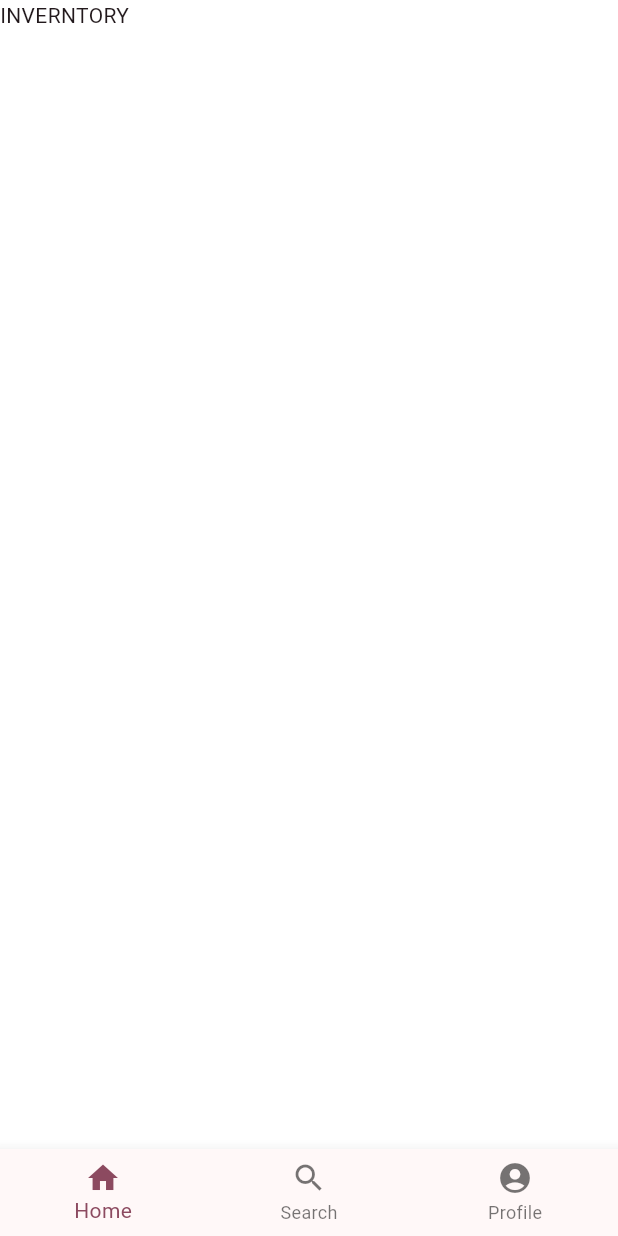
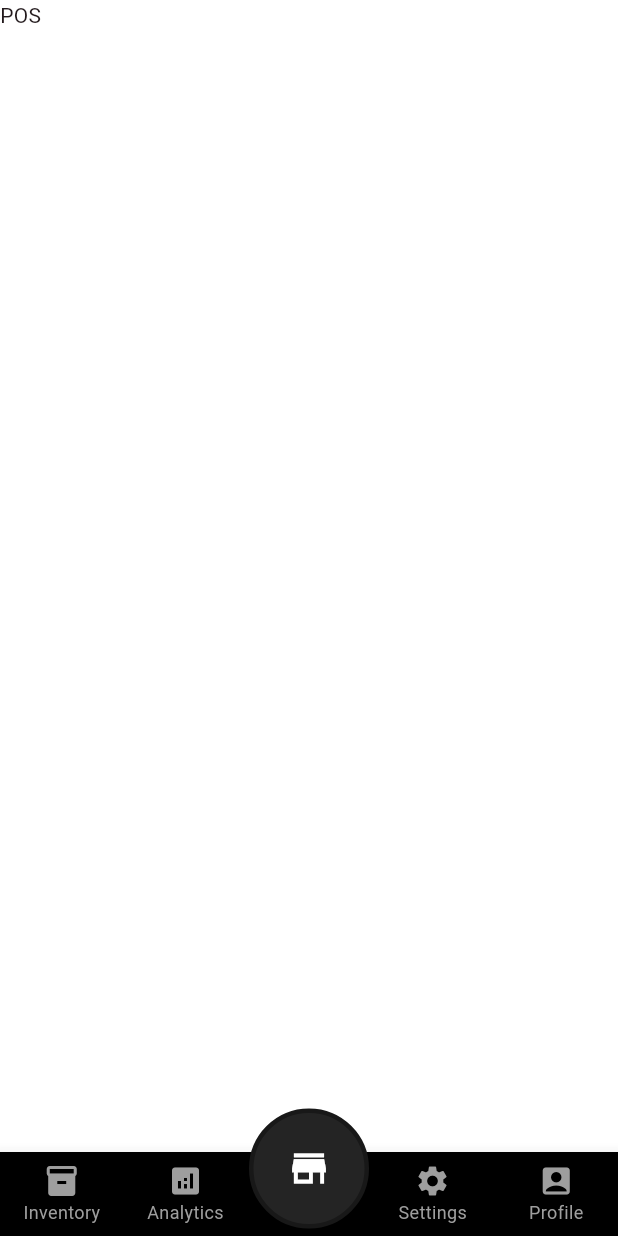
Before and after one commit to junreyalgario/tindahan, a Flutter app: the screen it shows after launch, on a phone screen of 412 x 824 dp. Run offline on Flutter 3.47's test engine with Material 3 defaults, Android fonts, the light colour scheme and no system bars; our stand-ins replace flutter_riverpod.

Commit message:
Added bottom navigation

```diff
--- a/lib/core/constant/app_colors.dart
+++ b/lib/core/constant/app_colors.dart
@@ -3,5 +3,5 @@
 import 'package:flutter/material.dart';
 
 class AppColors {
-  static const Color PAGE_BACKGROUND = Colors.white;
+  static const Color page_background = Colors.white;
 }
--- a/lib/core/widgets/root_page.dart
+++ b/lib/core/widgets/root_page.dart
@@ -1,17 +1,28 @@
 import 'package:flutter/material.dart';
 import 'package:tienda_pos/core/constant/app_colors.dart';
+import 'package:tienda_pos/feature/analytics_report/presentation/pages/analytics_page.dart';
+import 'package:tienda_pos/feature/inventory/presentation/pages/inventory_page.dart';
+import 'package:tienda_pos/feature/pos/presentation/pages/pos_page.dart';
+import 'package:tienda_pos/feature/settings/presentation/pages/settings_page.dart';
+import 'package:tienda_pos/feature/user/presentation/pages/profile_page.dart';
 
 class RootPage extends StatefulWidget {
-  const RootPage({super.key, required this.child});
-
-  final Widget child;
+  const RootPage({super.key});
 
   @override
   State<RootPage> createState() => _RootPageState();
 }
 
 class _RootPageState extends State<RootPage> {
-  int _selectedIndex = 0;
+  int _selectedIndex = 2;
+
+  final List<Widget> _pages = [
+    const InventoryPage(),
+    const AnalyticsPage(),
+    const PosPage(),
+    const SettingsPage(),
+    const ProfilePage(),
+  ];
 
   void _onItemTapped(int index) {
     setState(() {
@@ -22,23 +33,79 @@ class _RootPageState extends State<RootPage> {
   @override
   Widget build(BuildContext context) {
     return Scaffold(
-      backgroundColor: AppColors.PAGE_BACKGROUND,
-      body: SafeArea(child: widget.child),
-      bottomNavigationBar: BottomNavigationBar(
-        currentIndex: _selectedIndex, // Current selected index
-        onTap: _onItemTapped, // Function to call when an item is tapped
+      backgroundColor: AppColors.page_background,
+      body: SafeArea(
+        child: _pages[_selectedIndex],
+      ),
+      bottomNavigationBar: Stack(
+        clipBehavior: Clip.none,
+        children: [
+          BottomNavigationBar(
+            type: BottomNavigationBarType.fixed,
+            backgroundColor: Colors.black,
+            selectedItemColor: Colors.white,
+            unselectedItemColor: Colors.grey,
+            unselectedFontSize: 12,
+            selectedFontSize: 12,
+            currentIndex: _selectedIndex,
+            onTap: _onItemTapped,
             items: const <BottomNavigationBarItem>[
               BottomNavigationBarItem(
-            icon: Icon(Icons.home),
-            label: 'Home',
+                icon: Icon(Icons.inventory),
+                label: 'Inventory',
               ),
               BottomNavigationBarItem(
-            icon: Icon(Icons.search),
-            label: 'Search',
+                icon: Icon(Icons.analytics),
+                label: 'Analytics',
               ),
               BottomNavigationBarItem(
-            icon: Icon(Icons.account_circle),
+                icon: Icon(Icons.store),
+                label: '',
+              ),
+              BottomNavigationBarItem(
+                icon: Icon(Icons.settings),
+                label: 'Settings',
+              ),
+              BottomNavigationBarItem(
+                icon: Icon(Icons.account_box),
                 label: 'Profile',
+              ),
+            ],
+          ),
+          // POS button
+          Positioned(
+            bottom: 5,
+            left: MediaQuery.of(context).size.width * 0.5 - 40,
+            child: Material(
+              color: Colors.transparent,
+              shape: const CircleBorder(),
+              elevation: 0.0,
+              shadowColor: Colors.transparent,
+              child: GestureDetector(
+                onTap: () {
+                  setState(() {
+                    _selectedIndex = 2;
+                  });
+                },
+                child: Container(
+                  width: 80,
+                  height: 80,
+                  decoration: BoxDecoration(
+                    color: const Color.fromARGB(255, 36, 36, 36),
+                    shape: BoxShape.circle,
+                    border: Border.all(
+                      color: const Color.fromARGB(255, 24, 24, 24),
+                      width: 3,
+                    ),
+                  ),
+                  child: const Icon(
+                    Icons.store,
+                    color: Colors.white,
+                    size: 30,
+                  ),
+                ),
+              ),
+            ),
           ),
         ],
       ),
--- a/lib/core/widgets/splash_page.dart
+++ b/lib/core/widgets/splash_page.dart
@@ -2,8 +2,8 @@
 
 import 'package:flutter/material.dart';
 import 'package:tienda_pos/core/constant/app_colors.dart';
+import 'package:tienda_pos/core/widgets/root_page.dart';
 import 'package:tienda_pos/core/widgets/tienda_logo.dart';
-import 'package:tienda_pos/feature/inventory/presentation/pages/inventory_page.dart';
 
 class SplashPage extends StatefulWidget {
   const SplashPage({super.key});
@@ -20,7 +20,7 @@ class _SplashPageState extends State<SplashPage> {
     Future.delayed(const Duration(seconds: 2), () {
       Navigator.pushReplacement(
         context,
-        MaterialPageRoute(builder: (context) => const InventoryPage()),
+        MaterialPageRoute(builder: (context) => const RootPage()),
       );
     });
   }
@@ -28,7 +28,7 @@ class _SplashPageState extends State<SplashPage> {
   @override
   Widget build(BuildContext context) {
     return const Scaffold(
-      backgroundColor: AppColors.PAGE_BACKGROUND,
+      backgroundColor: AppColors.page_background,
       body: SafeArea(
         child: Center(
           child: TiendaLogo(),
--- a/lib/feature/analytics_report/presentation/pages/analytics_page.dart
+++ b/lib/feature/analytics_report/presentation/pages/analytics_page.dart
@@ -1,6 +1,5 @@
 import 'package:flutter/material.dart';
 import 'package:flutter_riverpod/flutter_riverpod.dart';
-import 'package:tienda_pos/core/widgets/root_page.dart';
 
 class AnalyticsPage extends ConsumerStatefulWidget {
   const AnalyticsPage({super.key});
@@ -12,8 +11,10 @@ class AnalyticsPage extends ConsumerStatefulWidget {
 class _AnalyticsPageState extends ConsumerState<AnalyticsPage> {
   @override
   Widget build(BuildContext context) {
-    return RootPage(
-      child: Text('Analytics'),
+    return Column(
+      children: [
+        Text('Analytics'),
+      ],
     );
   }
 }
--- a/lib/feature/inventory/presentation/pages/inventory_page.dart
+++ b/lib/feature/inventory/presentation/pages/inventory_page.dart
@@ -1,6 +1,5 @@
 import 'package:flutter/material.dart';
 import 'package:flutter_riverpod/flutter_riverpod.dart';
-import 'package:tienda_pos/core/widgets/root_page.dart';
 
 class InventoryPage extends ConsumerStatefulWidget {
   const InventoryPage({super.key});
@@ -12,8 +11,10 @@ class InventoryPage extends ConsumerStatefulWidget {
 class _InventoryPageState extends ConsumerState<InventoryPage> {
   @override
   Widget build(BuildContext context) {
-    return RootPage(
-      child: Text('INVERNTORY'),
+    return Column(
+      children: [
+        Text('Inventory'),
+      ],
     );
   }
 }
--- a/lib/feature/pos/presentation/pages/pos_page.dart
+++ b/lib/feature/pos/presentation/pages/pos_page.dart
@@ -1,6 +1,5 @@
 import 'package:flutter/material.dart';
 import 'package:flutter_riverpod/flutter_riverpod.dart';
-import 'package:tienda_pos/core/widgets/root_page.dart';
 
 class PosPage extends ConsumerStatefulWidget {
   const PosPage({super.key});
@@ -12,8 +11,10 @@ class PosPage extends ConsumerStatefulWidget {
 class _PosPageState extends ConsumerState<PosPage> {
   @override
   Widget build(BuildContext context) {
-    return RootPage(
-      child: Text('POS'),
+    return Column(
+      children: [
+        Text('POS'),
+      ],
     );
   }
 }
--- a/lib/feature/settings/presentation/pages/settings_page.dart
+++ b/lib/feature/settings/presentation/pages/settings_page.dart
@@ -1,6 +1,5 @@
 import 'package:flutter/material.dart';
 import 'package:flutter_riverpod/flutter_riverpod.dart';
-import 'package:tienda_pos/core/widgets/root_page.dart';
 
 class SettingsPage extends ConsumerStatefulWidget {
   const SettingsPage({super.key});
@@ -12,8 +11,10 @@ class SettingsPage extends ConsumerStatefulWidget {
 class _SettingsPageState extends ConsumerState<SettingsPage> {
   @override
   Widget build(BuildContext context) {
-    return RootPage(
-      child: Text('Settings'),
+    return Column(
+      children: [
+        Text('Settings'),
+      ],
     );
   }
 }
--- a/lib/feature/user/presentation/pages/profile_page.dart
+++ b/lib/feature/user/presentation/pages/profile_page.dart
@@ -1,6 +1,5 @@
 import 'package:flutter/material.dart';
 import 'package:flutter_riverpod/flutter_riverpod.dart';
-import 'package:tienda_pos/core/widgets/root_page.dart';
 
 class ProfilePage extends ConsumerStatefulWidget {
   const ProfilePage({super.key});
@@ -12,8 +11,10 @@ class ProfilePage extends ConsumerStatefulWidget {
 class _ProfilePageState extends ConsumerState<ProfilePage> {
   @override
   Widget build(BuildContext context) {
-    return RootPage(
-      child: Text('Profile'),
+    return Column(
+      children: [
+        Text('Profile'),
+      ],
     );
   }
 }
```
Lines whose indentation alone changed are shown as unchanged.
